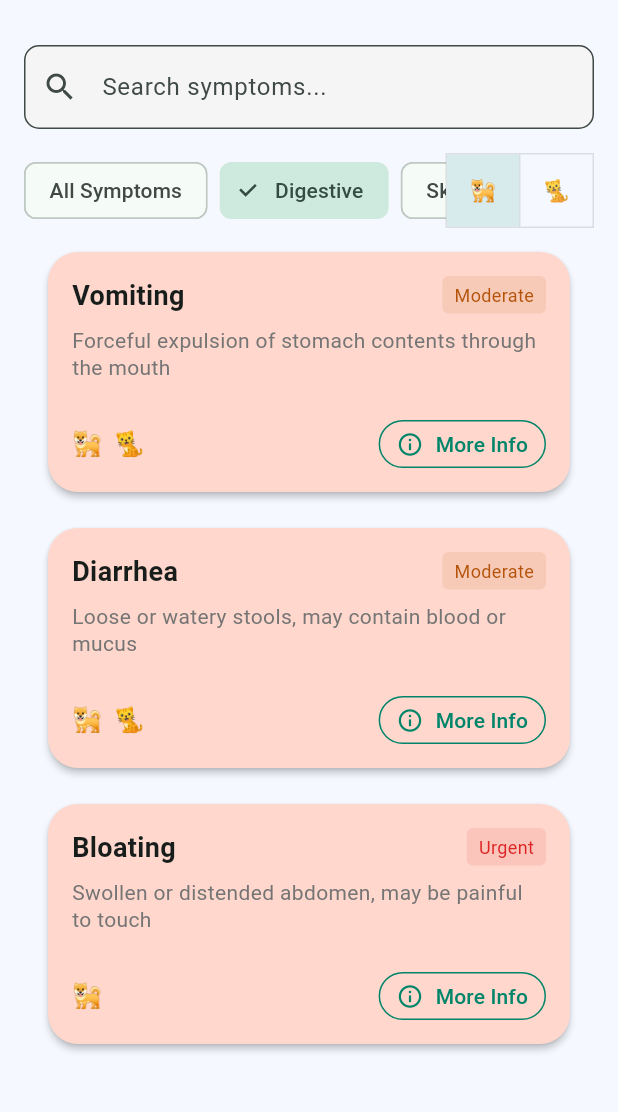
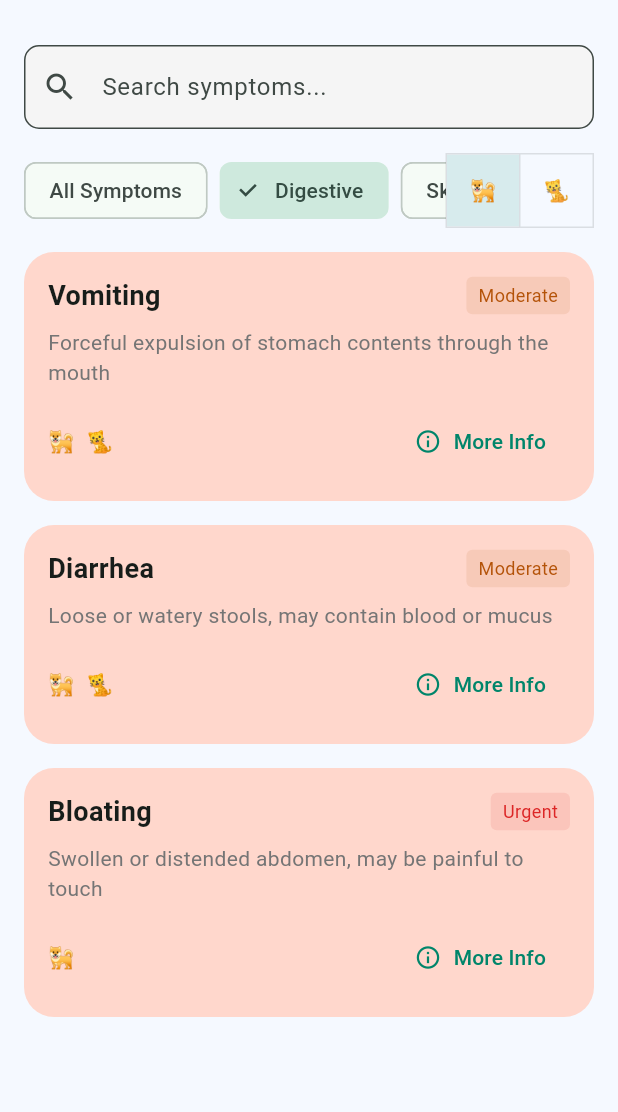
Before and after one commit to XueqiTao/pet_symptom_guide, a Flutter app: the screen it shows after launch, after a tap on "Digestive", on a phone screen of 412 x 824 dp, the part 63-1175 px from its top. Run offline on Flutter 3.47's test engine with Material 3 defaults, Android fonts, the phone set to English and light mode, and no system bars; our stand-ins replace equatable, flutter_bloc.

Commit message:
Implement BLoC pattern and update project structure

```diff
--- /dev/null
+++ b/lib/blocs/symptom_bloc.dart
@@ -0,0 +1,100 @@
+import 'package:flutter_bloc/flutter_bloc.dart';
+import '../repositories/symptom_repository.dart';
+import 'symptom_event.dart';
+import 'symptom_state.dart';
+import '../models/symptom.dart';
+
+class SymptomBloc extends Bloc<SymptomEvent, SymptomState> {
+  final SymptomRepository _repository;
+
+  SymptomBloc(this._repository) : super(SymptomInitial()) {
+    on<LoadSymptoms>(_onLoadSymptoms);
+    on<SearchSymptoms>(_onSearchSymptoms);
+    on<FilterSymptomsByCategory>(_onFilterSymptoms);
+    on<ChangePetType>(_onChangePetType);
+  }
+
+  Future<void> _onLoadSymptoms(
+    LoadSymptoms event,
+    Emitter<SymptomState> emit,
+  ) async {
+    emit(SymptomLoading());
+    try {
+      final symptoms = await _repository.getSymptomsByCategory(
+        'All Symptoms',
+        PetType.dog,
+      );
+      emit(SymptomLoaded(
+        symptoms: symptoms,
+        selectedPetType: PetType.dog,
+        selectedCategory: 'All Symptoms',
+      ));
+    } catch (e) {
+      emit(SymptomError(e.toString()));
+    }
+  }
+
+  Future<void> _onSearchSymptoms(
+    SearchSymptoms event,
+    Emitter<SymptomState> emit,
+  ) async {
+    if (state is SymptomLoaded) {
+      final currentState = state as SymptomLoaded;
+      try {
+        final symptoms = await _repository.searchSymptoms(
+          event.query,
+          petType: currentState.selectedPetType,
+        );
+        emit(currentState.copyWith(
+          symptoms: symptoms,
+          searchQuery: event.query,
+        ));
+      } catch (e) {
+        emit(SymptomError(e.toString()));
+      }
+    }
+  }
+
+  Future<void> _onFilterSymptoms(
+    FilterSymptomsByCategory event,
+    Emitter<SymptomState> emit,
+  ) async {
+    if (state is SymptomLoaded) {
+      final currentState = state as SymptomLoaded;
+      try {
+        final symptoms = await _repository.getSymptomsByCategory(
+          event.category,
+          event.petType,
+        );
+        emit(currentState.copyWith(
+          symptoms: symptoms,
+          selectedCategory: event.category,
+          selectedPetType: event.petType,
+        ));
+      } catch (e) {
+        emit(SymptomError(e.toString()));
+      }
+    }
+  }
+
+  Future<void> _onChangePetType(
+    ChangePetType event,
+    Emitter<SymptomState> emit,
+  ) async {
+    if (state is SymptomLoaded) {
+      final currentState = state as SymptomLoaded;
+      try {
+        final symptoms = await _repository.getSymptomsByCategory(
+          currentState.selectedCategory,
+          event.petType,
+        );
+        emit(currentState.copyWith(
+          symptoms: symptoms,
+          selectedPetType: event.petType,
+        ));
+      } catch (e) {
+        emit(SymptomError(e.toString()));
+      }
+    }
+  }
+}
--- /dev/null
+++ b/lib/blocs/symptom_event.dart
@@ -0,0 +1,42 @@
+import 'package:equatable/equatable.dart';
+import '../models/symptom.dart';
+
+abstract class SymptomEvent extends Equatable {
+  const SymptomEvent();
+
+  @override
+  List<Object> get props => [];
+}
+
+class LoadSymptoms extends SymptomEvent {}
+
+class SearchSymptoms extends SymptomEvent {
+  final String query;
+
+  const SearchSymptoms(this.query);
+
+  @override
+  List<Object> get props => [query];
+}
+
+class FilterSymptomsByCategory extends SymptomEvent {
+  final String category;
+  final PetType petType;
+
+  const FilterSymptomsByCategory({
+    required this.category,
+    required this.petType,
+  });
+
+  @override
+  List<Object> get props => [category, petType];
+}
+
+class ChangePetType extends SymptomEvent {
+  final PetType petType;
+
+  const ChangePetType(this.petType);
+
+  @override
+  List<Object> get props => [petType];
+}
--- /dev/null
+++ b/lib/blocs/symptom_state.dart
@@ -0,0 +1,53 @@
+import 'package:equatable/equatable.dart';
+import '../models/symptom.dart';
+
+abstract class SymptomState extends Equatable {
+  const SymptomState();
+
+  @override
+  List<Object> get props => [];
+}
+
+class SymptomInitial extends SymptomState {}
+
+class SymptomLoading extends SymptomState {}
+
+class SymptomLoaded extends SymptomState {
+  final List<Symptom> symptoms;
+  final PetType selectedPetType;
+  final String selectedCategory;
+  final String searchQuery;
+
+  const SymptomLoaded({
+    required this.symptoms,
+    required this.selectedPetType,
+    required this.selectedCategory,
+    this.searchQuery = '',
+  });
+
+  @override
+  List<Object> get props => [symptoms, selectedPetType, selectedCategory, searchQuery];
+
+  SymptomLoaded copyWith({
+    List<Symptom>? symptoms,
+    PetType? selectedPetType,
+    String? selectedCategory,
+    String? searchQuery,
+  }) {
+    return SymptomLoaded(
+      symptoms: symptoms ?? this.symptoms,
+      selectedPetType: selectedPetType ?? this.selectedPetType,
+      selectedCategory: selectedCategory ?? this.selectedCategory,
+      searchQuery: searchQuery ?? this.searchQuery,
+    );
+  }
+}
+
+class SymptomError extends SymptomState {
+  final String message;
+
+  const SymptomError(this.message);
+
+  @override
+  List<Object> get props => [message];
+}
--- a/lib/main.dart
+++ b/lib/main.dart
@@ -1,14 +1,18 @@
 import 'package:flutter/material.dart';
+import 'package:flutter_bloc/flutter_bloc.dart';
 import 'screens/symptom_list_screen.dart';
 import 'screens/symptom_detail_screen.dart';
 import 'models/symptom.dart';
+import 'repositories/symptom_repository.dart';
+import 'blocs/symptom_bloc.dart';
+import 'blocs/symptom_event.dart';
 
 void main() {
-  runApp(const PetSymptomGuideApp());
+  runApp(const MyApp());
 }
 
-class PetSymptomGuideApp extends StatelessWidget {
-  const PetSymptomGuideApp({super.key});
+class MyApp extends StatelessWidget {
+  const MyApp({super.key});
 
   @override
   Widget build(BuildContext context) {
@@ -69,7 +73,14 @@ class PetSymptomGuideApp extends StatelessWidget {
           ),
         ),
       ),
-      initialRoute: '/',
+      home: BlocProvider(
+        create: (context) {
+          final bloc = SymptomBloc(SymptomRepository())
+            ..add(LoadSymptoms());
+          return bloc;
+        },
+        child: const SymptomListScreen(),
+      ),
       onGenerateRoute: (settings) {
         if (settings.name == '/') {
           return MaterialPageRoute(
--- a/lib/screens/symptom_list_screen.dart
+++ b/lib/screens/symptom_list_screen.dart
@@ -1,104 +1,16 @@
 import 'package:flutter/material.dart';
+import 'package:flutter_bloc/flutter_bloc.dart';
 import '../models/symptom.dart';
-import '../repositories/symptom_repository.dart';
+import '../blocs/symptom_bloc.dart';
+import '../blocs/symptom_state.dart';
+import '../blocs/symptom_event.dart';
+import 'symptom_detail_screen.dart';
 
-class SymptomListScreen extends StatefulWidget {
+class SymptomListScreen extends StatelessWidget {
   const SymptomListScreen({super.key});
 
   @override
-  State<SymptomListScreen> createState() => _SymptomListScreenState();
-}
-
-class _SymptomListScreenState extends State<SymptomListScreen> {
-  final SymptomRepository _repository = SymptomRepository();
-  final TextEditingController _searchController = TextEditingController();
-  List<Symptom> _symptoms = [];
-  PetType _selectedPetType = PetType.dog;
-  String _selectedCategory = 'All Symptoms';
-  bool _isLoading = false;
-  String? _error;
-
-  final List<String> _categories = [
-    'All Symptoms',
-    'Digestive',
-    'Skin',
-    'Movement',
-    'Urgent',
-  ];
-
-  @override
-  void initState() {
-    super.initState();
-    _loadSymptoms();
-  }
-
-  Future<void> _loadSymptoms() async {
-    setState(() {
-      _isLoading = true;
-      _error = null;
-    });
-
-    try {
-      final symptoms = await _repository.getSymptomsByCategory(
-        _selectedCategory,
-        _selectedPetType,
-      );
-      setState(() {
-        _symptoms = symptoms;
-        _isLoading = false;
-      });
-    } catch (e) {
-      setState(() {
-        _error = 'Error loading symptoms: $e';
-        _isLoading = false;
-      });
-    }
-  }
-
-  Future<void> _searchSymptoms(String query) async {
-    setState(() {
-      _isLoading = true;
-      _error = null;
-    });
-
-    try {
-      final symptoms = await _repository.searchSymptoms(
-        query,
-        petType: _selectedPetType,
-      );
-      setState(() {
-        _symptoms = symptoms;
-        _isLoading = false;
-      });
-    } catch (e) {
-      setState(() {
-        _error = 'Error searching symptoms: $e';
-        _isLoading = false;
-      });
-    }
-  }
-
-  void _changePetType(PetType type) {
-    setState(() {
-      _selectedPetType = type;
-      _searchController.clear();
-    });
-    _loadSymptoms();
-  }
-
-  void _changeCategory(String category) {
-    setState(() {
-      _selectedCategory = category;
-      _searchController.clear();
-    });
-    _loadSymptoms();
-  }
-
-  @override
   Widget build(BuildContext context) {
-    final screenWidth = MediaQuery.of(context).size.width;
-    final isTabletOrDesktop = screenWidth > 600;
-
     return Scaffold(
       appBar: AppBar(
         title: const Text(
@@ -108,15 +20,38 @@ class _SymptomListScreenState extends State<SymptomListScreen> {
         elevation: 0,
         backgroundColor: Colors.transparent,
       ),
-      body: Column(
+      body: BlocBuilder<SymptomBloc, SymptomState>(
+        builder: (context, state) {
+          if (state is SymptomLoading) {
+            return const Center(child: CircularProgressIndicator());
+          }
+
+          if (state is SymptomError) {
+            return Center(child: Text(state.message));
+          }
+
+          if (state is SymptomLoaded) {
+            return Column(
               children: [
-          Padding(
-            padding: EdgeInsets.symmetric(
-              horizontal: isTabletOrDesktop ? screenWidth * 0.1 : 16.0,
-              vertical: 16.0,
+                _buildSearchBar(context, state),
+                _buildFilters(context, state),
+                Expanded(
+                  child: _buildSymptomList(context, state),
                 ),
+              ],
+            );
+          }
+
+          return const Center(child: Text('Something went wrong'));
+        },
+      ),
+    );
+  }
+
+  Widget _buildSearchBar(BuildContext context, SymptomLoaded state) {
+    return Padding(
+      padding: const EdgeInsets.all(16.0),
       child: TextField(
-              controller: _searchController,
         decoration: InputDecoration(
           hintText: 'Search symptoms...',
           prefixIcon: const Icon(Icons.search),
@@ -126,13 +61,18 @@ class _SymptomListScreenState extends State<SymptomListScreen> {
           filled: true,
           fillColor: Colors.grey[100],
         ),
-              onChanged: _searchSymptoms,
+        onChanged: (query) {
+          context.read<SymptomBloc>().add(SearchSymptoms(query));
+        },
       ),
-          ),
-          Padding(
-            padding: EdgeInsets.symmetric(
-              horizontal: isTabletOrDesktop ? screenWidth * 0.1 : 16.0,
-            ),
+    );
+  }
+
+  Widget _buildFilters(BuildContext context, SymptomLoaded state) {
+    final categories = ['All Symptoms', 'Digestive', 'Skin', 'Movement', 'Urgent'];
+
+    return Padding(
+      padding: const EdgeInsets.symmetric(horizontal: 16.0),
       child: Row(
         children: [
           Expanded(
@@ -140,10 +80,10 @@ class _SymptomListScreenState extends State<SymptomListScreen> {
               height: 48,
               child: ListView.builder(
                 scrollDirection: Axis.horizontal,
-                      itemCount: _categories.length,
+                itemCount: categories.length,
                 itemBuilder: (context, index) {
-                        final category = _categories[index];
-                        final isSelected = category == _selectedCategory;
+                  final category = categories[index];
+                  final isSelected = category == state.selectedCategory;
                   return Padding(
                     padding: const EdgeInsets.only(right: 8),
                     child: FilterChip(
@@ -151,7 +91,12 @@ class _SymptomListScreenState extends State<SymptomListScreen> {
                       selected: isSelected,
                       onSelected: (selected) {
                         if (selected) {
-                                _changeCategory(category);
+                          context.read<SymptomBloc>().add(
+                            FilterSymptomsByCategory(
+                              category: category,
+                              petType: state.selectedPetType,
+                            ),
+                          );
                         }
                       },
                     ),
@@ -162,11 +107,13 @@ class _SymptomListScreenState extends State<SymptomListScreen> {
           ),
           ToggleButtons(
             isSelected: [
-                    _selectedPetType == PetType.dog,
-                    _selectedPetType == PetType.cat,
+              state.selectedPetType == PetType.dog,
+              state.selectedPetType == PetType.cat,
             ],
             onPressed: (index) {
-                    _changePetType(index == 0 ? PetType.dog : PetType.cat);
+              context.read<SymptomBloc>().add(
+                ChangePetType(index == 0 ? PetType.dog : PetType.cat),
+              );
             },
             children: [
               Padding(
@@ -181,81 +128,33 @@ class _SymptomListScreenState extends State<SymptomListScreen> {
           ),
         ],
       ),
-          ),
-          const SizedBox(height: 8),
-          if (_error != null)
-            Padding(
-              padding: const EdgeInsets.all(16),
-              child: Text(
-                _error!,
-                style: const TextStyle(color: Colors.red),
-              ),
-            ),
-          if (_isLoading)
-            const Expanded(
-              child: Center(
-                child: CircularProgressIndicator(),
-              ),
-            )
-          else
-            Expanded(
-              child: RefreshIndicator(
-                onRefresh: _loadSymptoms,
-                child: CustomScrollView(
-                  slivers: [
-                    SliverPadding(
-                      padding: EdgeInsets.symmetric(
-                        horizontal: isTabletOrDesktop ? screenWidth * 0.1 : 16.0,
-                      ),
-                      sliver: isTabletOrDesktop
-                          ? SliverGrid(
-                              gridDelegate: SliverGridDelegateWithFixedCrossAxisCount(
-                                crossAxisCount: screenWidth > 1200 ? 3 : 2,
-                                childAspectRatio: 2,
-                                crossAxisSpacing: 16,
-                                mainAxisSpacing: 16,
-                              ),
-                              delegate: SliverChildBuilderDelegate(
-                                (context, index) => _buildSymptomCard(_symptoms[index]),
-                                childCount: _symptoms.length,
-                              ),
-                            )
-                          : SliverList(
-                              delegate: SliverChildBuilderDelegate(
-                                (context, index) => Padding(
-                                  padding: const EdgeInsets.only(bottom: 8),
-                                  child: _buildSymptomCard(_symptoms[index]),
-                                ),
-                                childCount: _symptoms.length,
-                              ),
-                            ),
-                    ),
-                  ],
-                ),
-              ),
-            ),
-        ],
-      ),
     );
   }
 
-  Widget _buildSymptomCard(Symptom symptom) {
+  Widget _buildSymptomList(BuildContext context, SymptomLoaded state) {
+    return ListView.builder(
+      padding: const EdgeInsets.all(16),
+      itemCount: state.symptoms.length,
+      itemBuilder: (context, index) {
+        final symptom = state.symptoms[index];
         return Card(
-      elevation: 2,
+          margin: const EdgeInsets.only(bottom: 16),
           child: InkWell(
-        onTap: () => Navigator.pushNamed(
+            onTap: () {
+              Navigator.push(
                 context,
-          '/symptom_details',
-          arguments: symptom,
+                MaterialPageRoute(
+                  builder: (context) => SymptomDetailScreen(symptom: symptom),
                 ),
-        child: Container(
-          height: 160,
+              );
+            },
+            child: Padding(
               padding: const EdgeInsets.all(16),
               child: Column(
                 crossAxisAlignment: CrossAxisAlignment.start,
                 children: [
                   Row(
-                crossAxisAlignment: CrossAxisAlignment.start,
+                    mainAxisAlignment: MainAxisAlignment.spaceBetween,
                     children: [
                       Expanded(
                         child: Text(
@@ -266,7 +165,6 @@ class _SymptomListScreenState extends State<SymptomListScreen> {
                           ),
                         ),
                       ),
-                  const SizedBox(width: 8),
                       Container(
                         padding: const EdgeInsets.symmetric(
                           horizontal: 8,
@@ -287,51 +185,34 @@ class _SymptomListScreenState extends State<SymptomListScreen> {
                     ],
                   ),
                   const SizedBox(height: 8),
-              Expanded(
-                child: Text(
+                  Text(
                     symptom.description,
-                  maxLines: 2,
-                  overflow: TextOverflow.ellipsis,
                     style: TextStyle(
                       color: Colors.grey[600],
-                    height: 1.3,
-                  ),
+                      fontSize: 14,
                     ),
                   ),
                   const SizedBox(height: 12),
                   Row(
                     children: [
-                  Expanded(
-                    child: Wrap(
-                      spacing: 8,
-                      children: symptom.applicableTo.map((type) =>
-                        Text(
-                          type.icon,
-                          style: const TextStyle(fontSize: 16),
-                        ),
-                      ).toList(),
+                      ...symptom.applicableTo.map((type) => Padding(
+                        padding: const EdgeInsets.only(right: 8),
+                        child: Text(type.icon),
+                      )),
+                      const Spacer(),
+                      TextButton.icon(
+                        onPressed: () {
+                          Navigator.push(
+                            context,
+                            MaterialPageRoute(
+                              builder: (context) => SymptomDetailScreen(
+                                symptom: symptom,
                               ),
                             ),
-                  OutlinedButton.icon(
-                    onPressed: () => Navigator.pushNamed(
-                      context,
-                      '/symptom_details',
-                      arguments: symptom,
-                    ),
-                    icon: const Icon(Icons.info_outline, size: 18),
+                          );
+                        },
+                        icon: const Icon(Icons.info_outline),
                         label: const Text('More Info'),
-                    style: OutlinedButton.styleFrom(
-                      foregroundColor: Theme.of(context).primaryColor,
-                      side: BorderSide(
-                        color: Theme.of(context).primaryColor,
-                      ),
-                      padding: const EdgeInsets.symmetric(
-                        horizontal: 12,
-                        vertical: 4,
-                      ),
-                      minimumSize: const Size(0, 32),
-                      tapTargetSize: MaterialTapTargetSize.shrinkWrap,
-                    ),
                       ),
                     ],
                   ),
@@ -340,11 +221,7 @@ class _SymptomListScreenState extends State<SymptomListScreen> {
             ),
           ),
         );
-  }
-
-  @override
-  void dispose() {
-    _searchController.dispose();
-    super.dispose();
+      },
+    );
   }
 }
--- a/pubspec.yaml
+++ b/pubspec.yaml
@@ -1,5 +1,5 @@
 name: pet_symptom_guide
-description: "A new Flutter project."
+description: A Flutter application for pet symptom guidance.
 # The following line prevents the package from being accidentally published to
 # pub.dev using `flutter pub publish`. This is preferred for private packages.
 publish_to: 'none' # Remove this line if you wish to publish to pub.dev
@@ -35,6 +35,9 @@ dependencies:
   # Use with the CupertinoIcons class for iOS style icons.
   cupertino_icons: ^1.0.2
   http: ^1.1.0
+  flutter_bloc: ^8.1.4
+  equatable: ^2.0.5
+  bloc: ^8.1.3
 
 dev_dependencies:
   flutter_test:
```
Also changed, not shown: pubspec.lock, 1 other file. Lines whose indentation alone changed are shown as unchanged.
